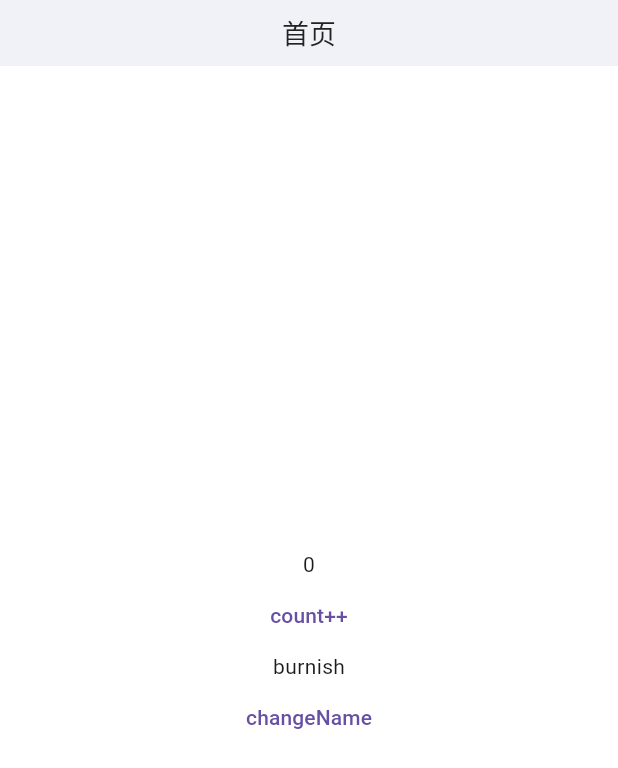
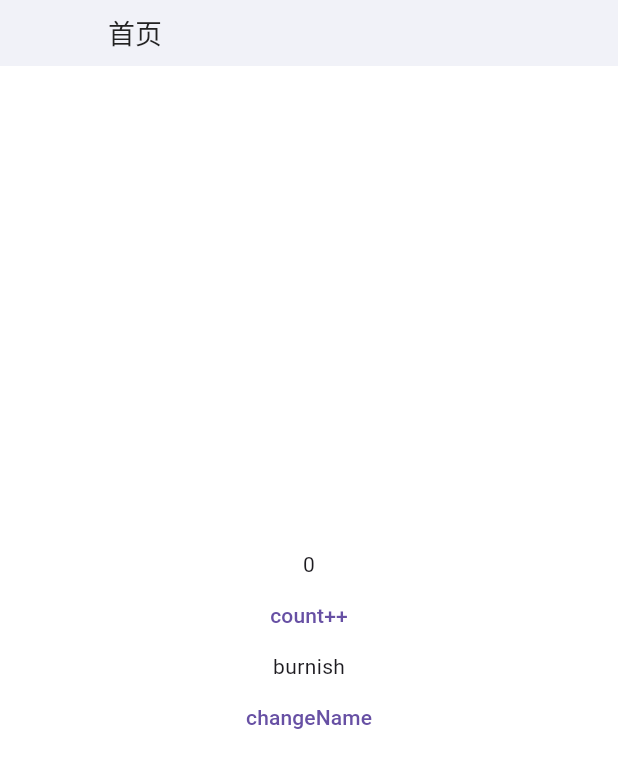
Before and after one commit to Kevin-Jii/flutter_getx_demo, a Flutter app: the HomePage screen opened by its route, on a phone screen of 412 x 824 dp. Shown: the top 768 px of the screen. Run offline on Flutter 3.47's test engine with Material 3 defaults, Android fonts, the phone set to English and light mode, and no system bars; our stand-ins replace bot_toast, cached_network_image, cookie_jar, dio, dio_cookie_manager, flutter_cache_manager and 10 more; missing offline and left inert: flutter_loggy_dio; accounts and stored records are empty; statements that could not run were skipped.

```diff
--- a/lib/global.dart
+++ b/lib/global.dart
@@ -46,7 +46,8 @@ class Global {
 
     // android 状态栏为透明的沉浸
     if (Platform.isAndroid) {
-      SystemUiOverlayStyle systemUiOverlayStyle = SystemUiOverlayStyle(statusBarColor: Colors.transparent);
+      SystemUiOverlayStyle systemUiOverlayStyle =
+          SystemUiOverlayStyle(statusBarColor: Colors.transparent);
       SystemChrome.setSystemUIOverlayStyle(systemUiOverlayStyle);
     }
   }
--- a/lib/pages/home/home_view.dart
+++ b/lib/pages/home/home_view.dart
@@ -1,9 +1,9 @@
 import 'package:flutter/material.dart';
-import 'package:flutter_getx_template/components/components.dart';
-import 'package:flutter_getx_template/components/custom_scaffold.dart';
-import 'package:flutter_getx_template/pages/home/home_controller.dart';
+import 'package:flutter_getx_template/components/custom_appbar.dart';
 import 'package:get/get.dart';
-import 'package:get/get_state_manager/get_state_manager.dart';
+
+import '../../components/custom_scaffold.dart';
+import 'home_controller.dart';
 
 class HomePage extends GetView<HomeController> {
   HomePage({Key? key}) : super(key: key);
@@ -12,8 +12,17 @@ class HomePage extends GetView<HomeController> {
   Widget build(BuildContext context) {
     return BaseScaffold(
       appBar: MyAppBar(
-        centerTitle: true,
-        title: MyTitle('首页'),
+        centerTitle: false, // 确保标题不居中
+        title: Row(
+          children: [
+            Expanded(
+              child: Align(
+                alignment: Alignment.centerLeft, // 左对齐
+                child: MyTitle('首页'),
+              ),
+            ),
+          ],
+        ),
         leadingType: AppBarBackType.None,
       ),
       body: Container(
@@ -21,11 +30,15 @@ class HomePage extends GetView<HomeController> {
           mainAxisAlignment: MainAxisAlignment.center,
           children: [
             Obx(() => Center(child: Text(controller.count.toString()))),
-            TextButton(onPressed: () => controller.increment(), child: Text('count++')),
+            TextButton(
+                onPressed: () => controller.increment(),
+                child: Text('count++')),
             GetBuilder<HomeController>(builder: (_) {
               return Text(controller.userName);
             }),
-            TextButton(onPressed: () => controller.changeUserName(), child: Text('changeName')),
+            TextButton(
+                onPressed: () => controller.changeUserName(),
+                child: Text('changeName')),
           ],
         ),
       ),
```
Also changed, not shown: lib/pages/login/login_controller.dart (+27 -18 lines), lib/pages/login/login_model.dart (+6 -3 lines).
